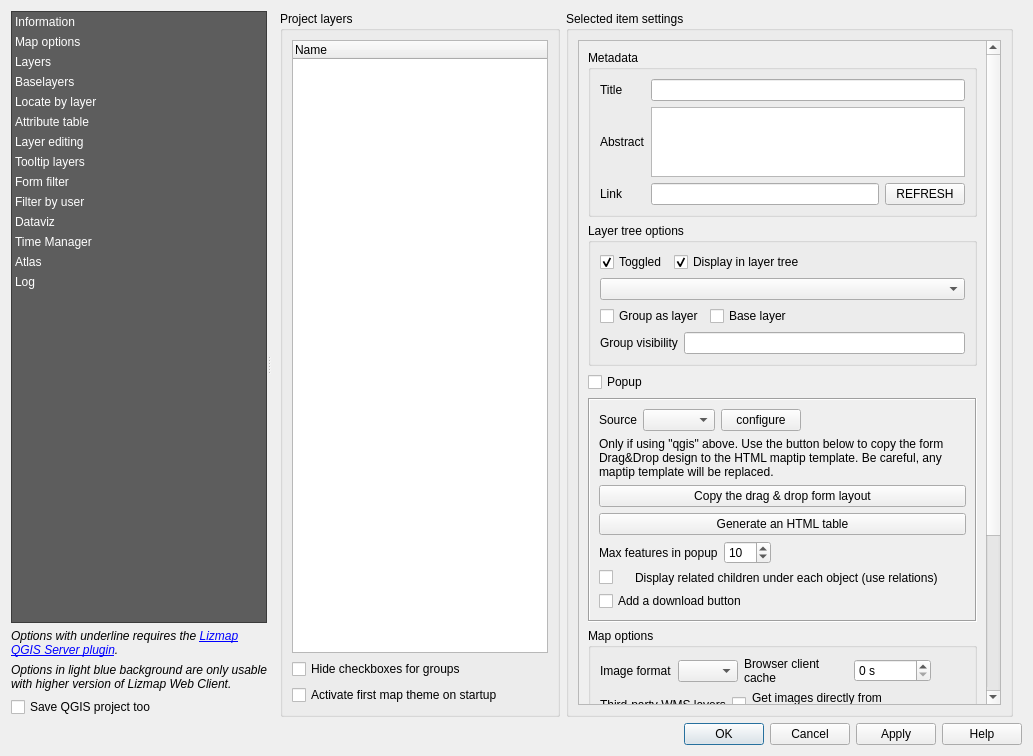
Before: the Qt Designer form lizmap/resources/ui/ui_lizmap.ui in 3liz/lizmap-plugin, drawn with Qt 5.
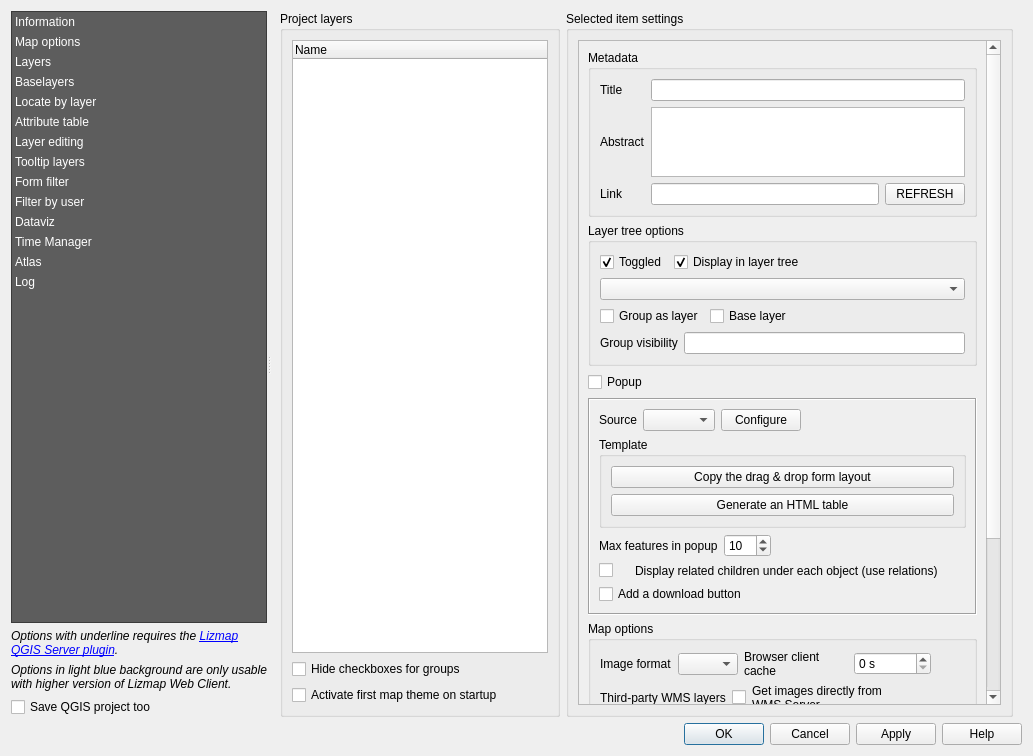
After: the same form once the commit is applied. The open tabs and pages were chosen to show the change. Custom widgets are drawn as their Qt base class.

Commit message: UX - Review settings about popup

What changed in the file:
```diff
--- a/lizmap/resources/ui/ui_lizmap.ui
+++ b/lizmap/resources/ui/ui_lizmap.ui
@@ -1698,7 +1698,7 @@
                            <item>
                             <widget class="QPushButton" name="btConfigurePopup">
                              <property name="text">
-                              <string>configure</string>
+                              <string>Configure</string>
                              </property>
                             </widget>
                            </item>
@@ -1718,15 +1718,26 @@
                           </layout>
                          </item>
                          <item>
-                          <widget class="QLabel" name="label_drag_drop_form">
-                           <property name="text">
-                            <string>Only if using &quot;qgis&quot; above. Use the button below to copy the form Drag&amp;Drop design to the HTML maptip template. Be careful, any maptip template will be replaced.</string>
-                           </property>
-                           <property name="wordWrap">
-                            <bool>true</bool>
-                           </property>
-                          </widget>
-                         </item>
+                          <widget class="QWidget" name="widget_qgis_maptip" native="true">
+                           <layout class="QVBoxLayout" name="verticalLayout_51">
+                            <property name="leftMargin">
+                             <number>0</number>
+                            </property>
+                            <property name="topMargin">
+                             <number>0</number>
+                            </property>
+                            <property name="rightMargin">
+                             <number>0</number>
+                            </property>
+                            <property name="bottomMargin">
+                             <number>0</number>
+                            </property>
+                            <item>
+                             <widget class="QGroupBox" name="groupBox_10">
+                              <property name="title">
+                               <string>Template</string>
+                              </property>
+                              <layout class="QVBoxLayout" name="verticalLayout_50">
                          <item>
                           <widget class="QPushButton" name="btQgisPopupFromForm">
                            <property name="text">
@@ -1741,6 +1752,12 @@
                            </property>
                           </widget>
                          </item>
+                              </layout>
+                             </widget>
+                            </item>
+                           </layout>
+                          </widget>
+                         </item>
                          <item>
                           <layout class="QHBoxLayout" name="horizontalLayout_37">
                            <item>
```
Left out of the diff: 4 changed lines with no effect on the pictures. Lines whose indentation alone changed are shown as unchanged. The commit also changes 2 other files.
